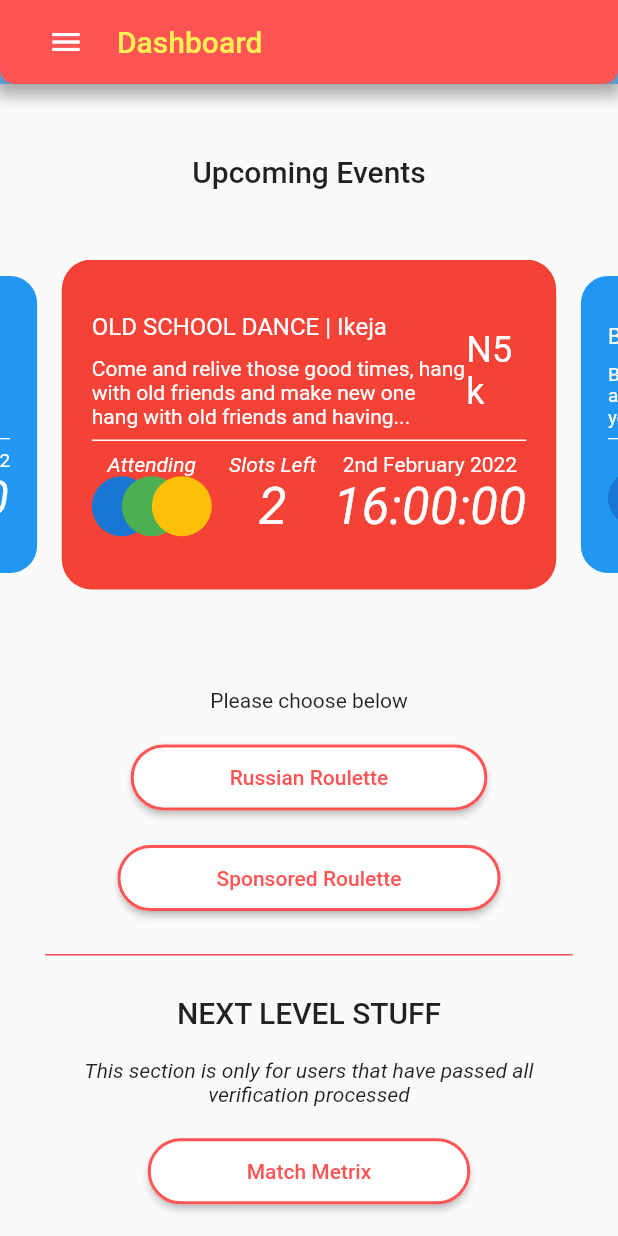
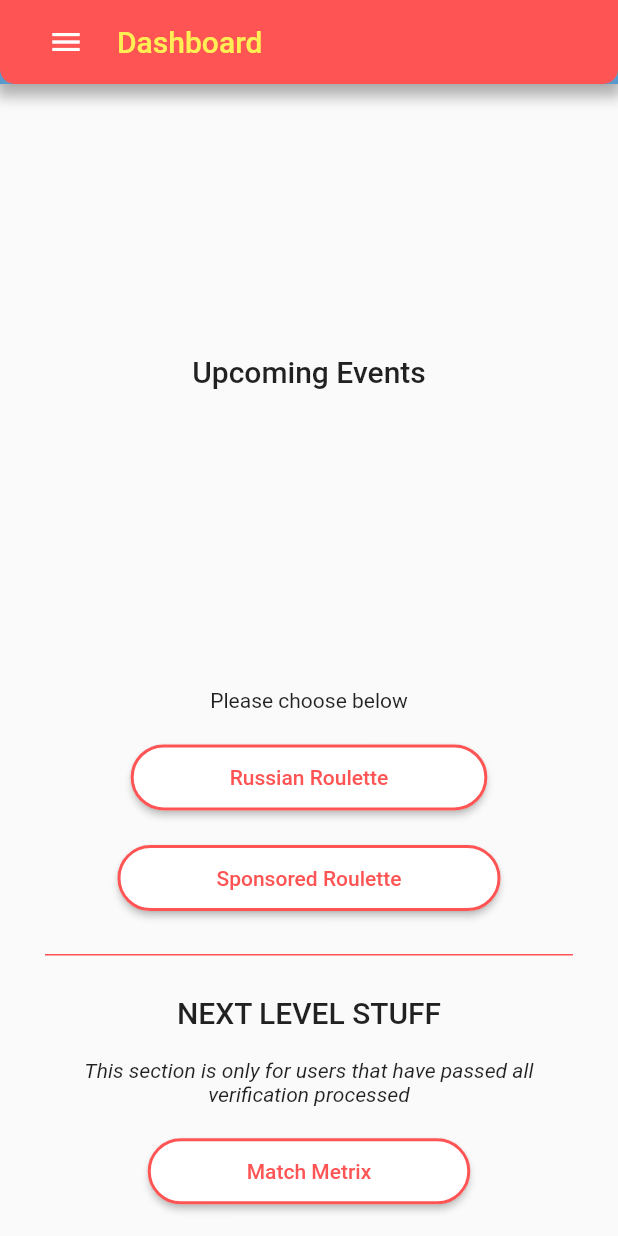
Before and after one commit to EniRox001/birddie, a Flutter app: the Dashboard screen opened directly, on a phone screen of 412 x 824 dp. Run offline on Flutter 3.47's test engine with Material 2 defaults, Android fonts, the phone set to English and light mode, and no system bars; drawn by our look-alikes of card_swiper; our stand-ins replace google_fonts, intl_phone_field; missing offline and left inert: mongo_dart.

Commit message:
created provider classes for separate features

```diff
--- a/lib/controllers/gender_dob_controllers.dart
+++ b/lib/controllers/gender_dob_controllers.dart
@@ -1,6 +1,6 @@
 import 'package:flutter/material.dart';
 
 TextEditingController dateOfBirthController = TextEditingController();
-int selectedOption = 1;
+int selectedGender = 1;
 bool termsAndConditions = false;
 bool promotionPremission = false;
--- a/lib/models/russian_roullete.dart
+++ b/lib/models/russian_roullete.dart
@@ -8,6 +8,7 @@ class RussianRoullete {
   DateTime time;
   int spendingGauge;
   String whoPays;
+  String matchState;
 
   Map<String, dynamic> toMap() {
     return {
@@ -20,6 +21,7 @@ class RussianRoullete {
       'time': time,
       'spending_gauge': spendingGauge,
       'who_pays': whoPays,
+      'matchState': matchState,
     };
   }
 
@@ -33,5 +35,6 @@ class RussianRoullete {
     this.time,
     this.spendingGauge,
     this.whoPays,
+    this.matchState,
   );
 }
--- a/lib/providers/event_provider.dart
+++ b/lib/providers/event_provider.dart
@@ -2,57 +2,65 @@ import 'package:flutter/material.dart';
 import 'package:birddie/widgets/w_event_card.dart';
 
 class Events extends ChangeNotifier {
-  late WEventCard _event;
-  final List _events = <WEventCard>[
-    WEventCard(
-      backgroundColor: Colors.red,
-      onAttendeePressed: () {},
-      location: 'Ikeja',
-      price: '5',
-      title: 'OLD SCHOOL DANCE',
-      description:
-          'Come and relive those good times, hang with old friends and make new one hang with old friends and having...',
-      slotsLeft: 2,
-      date: '2nd February 2022',
-      time: '16:00:00',
-    ),
-    WEventCard(
-      backgroundColor: Colors.blue,
-      onAttendeePressed: () {},
-      location: 'Yola',
-      price: '8',
-      title: 'BBQ DATE',
-      description:
-          'Bring that special person and have fun at the best BBQ session of the entire year...',
-      slotsLeft: 2,
-      date: '14th February 2022',
-      time: '16:00:00',
-    ),
-    WEventCard(
-      backgroundColor: Colors.blue,
-      onAttendeePressed: () {},
-      location: 'Jos',
-      price: '2',
-      title: 'BLACK PANTHER PREMIER',
-      description:
-          'Watch the premiere of the most anticipated marvel movie of the year at Fastnet cinema only...',
-      slotsLeft: 2,
-      date: '14th November 2022',
-      time: '20:00:00',
-    ),
-  ];
+  late int _id;
+  late String _title;
+  late String _description;
+  late String _price;
+  late List _attending;
+  late int _slotsLeft;
+  late String _date;
+  late String _time;
+  late bool _reserved;
 
-  WEventCard get eventCard => _event;
-  List get events => _events;
-  int get eventsLength => _events.length;
+  int get id => _id;
+  String get title => _title;
+  String get price => _price;
+  String get description => _description;
+  List get attending => _attending;
+  int get slotsLeft => _slotsLeft;
+  String get date => _date;
+  String get time => _time;
+  bool get reserved => _reserved;
+}
 
-  void setSelectedEvent(int index) {
-    _event = events[index];
-    notifyListeners();
-  }
 
-  void setReservedSlot(WEventCard eventCard) {
-    eventCard.reservedSlot = true;
-    notifyListeners();
-  }
-}
+
+// late WEventCard _event;
+//   final List _events = <WEventCard>[
+//     WEventCard(
+//       backgroundColor: Colors.red,
+//       onAttendeePressed: () {},
+//       location: 'Ikeja',
+//       price: '5',
+//       title: 'OLD SCHOOL DANCE',
+//       description:
+//           'Come and relive those good times, hang with old friends and make new one hang with old friends and having...',
+//       slotsLeft: 2,
+//       date: '2nd February 2022',
+//       time: '16:00:00',
+//     ),
+//     WEventCard(
+//       backgroundColor: Colors.blue,
+//       onAttendeePressed: () {},
+//       location: 'Yola',
+//       price: '8',
+//       title: 'BBQ DATE',
+//       description:
+//           'Bring that special person and have fun at the best BBQ session of the entire year...',
+//       slotsLeft: 2,
+//       date: '14th February 2022',
+//       time: '16:00:00',
+//     ),
+//     WEventCard(
+//       backgroundColor: Colors.blue,
+//       onAttendeePressed: () {},
+//       location: 'Jos',
+//       price: '2',
+//       title: 'BLACK PANTHER PREMIER',
+//       description:
+//           'Watch the premiere of the most anticipated marvel movie of the year at Fastnet cinema only...',
+//       slotsLeft: 2,
+//       date: '14th November 2022',
+//       time: '20:00:00',
+//     ),
+//   ];
--- a/lib/providers/russian_roulette_provider.dart
+++ b/lib/providers/russian_roulette_provider.dart
@@ -2,9 +2,72 @@ import 'package:flutter/material.dart';
 
 class RussianRoulletes extends ChangeNotifier {
   //TODO: Set up model to automatically add data to matched events
+  late String _id;
+  late int _minAge;
+  late int _maxAge;
+  late String _location;
+  late String _dateSetup;
+  late String _date;
+  late String _time;
+  late int _spendingGauge;
+  late String _whoPays;
   String _matchState = 'not matched';
 
+  String get id => _id;
+  int get minAge => _minAge;
+  int get maxAge => _maxAge;
+  String get location => _location;
+  String get dateSetup => _dateSetup;
+  String get date => _date;
+  String get time => _time;
+  int get spendingGauge => _spendingGauge;
+  String get whoPays => _whoPays;
   String get matchState => _matchState;
+
+  void setId(String id) {
+    _id = id;
+    notifyListeners();
+  }
+
+  void setMinAge(int minAge) {
+    _minAge = minAge;
+    notifyListeners();
+  }
+
+  void setMaxAge(int maxAge) {
+    _maxAge = maxAge;
+    notifyListeners();
+  }
+
+  void setLocation(String location) {
+    _location = location;
+    notifyListeners();
+  }
+
+  void setDateSetup(String dateSetup) {
+    _dateSetup = dateSetup;
+    notifyListeners();
+  }
+
+  void setDate(String date) {
+    _date = date;
+    notifyListeners();
+  }
+
+  void setTime(String time) {
+    _time = time;
+    notifyListeners();
+  }
+
+  void setSpendingGauge(int spendingGauge) {
+    _spendingGauge = spendingGauge;
+    notifyListeners();
+  }
+
+  void setWhoPays(String whoPays) {
+    _whoPays = whoPays;
+    notifyListeners();
+  }
 
   void setMatchState(String match) {
     _matchState = match;
--- a/lib/providers/user_provider.dart
+++ b/lib/providers/user_provider.dart
@@ -29,7 +29,7 @@ class User extends ChangeNotifier {
   String get smoke => _smoke;
 
   void setPhoneNumber(String number) {
-    _phoneNumber = number;
+    _phoneNumber = "+234$number";
     notifyListeners();
   }
 
--- a/lib/screens/dashboard.dart
+++ b/lib/screens/dashboard.dart
@@ -46,25 +46,26 @@ class _DashboardState extends State<Dashboard> {
                     'Upcoming Events',
                     style: Theme.of(context).textTheme.titleLarge,
                   ),
-                  SizedBox(
-                    height: 220,
-                    child: Swiper(
-                      itemCount: context.watch<Events>().eventsLength,
-                      itemBuilder: (BuildContext context, int index) {
-                        return GestureDetector(
-                          onTap: () {
-                            context.read<Events>().setSelectedEvent(index);
-                            navigate(context, const EventDetails());
-                          },
-                          child: context.watch<Events>().events[index],
-                        );
-                      },
+                  //TODO: Fix Event Card to read from events database;
+                  // SizedBox(
+                  //   height: 220,
+                  //   child: Swiper(
+                  //     itemCount: context.watch<Events>().eventsLength,
+                  //     itemBuilder: (BuildContext context, int index) {
+                  //       return GestureDetector(
+                  //         onTap: () {
+                  //           context.read<Events>().setSelectedEvent(index);
+                  //           navigate(context, const EventDetails());
+                  //         },
+                  //         child: context.watch<Events>().events[index],
+                  //       );
+                  //     },
 
-                      viewportFraction: 0.8,
-                      scale: 0.9,
-                      // autoplay: true,
-                    ),
-                  ),
+                  //     viewportFraction: 0.8,
+                  //     scale: 0.9,
+                  //     // autoplay: true,
+                  //   ),
+                  // ),
                 ],
               ),
             ),
--- a/lib/screens/otp_verification.dart
+++ b/lib/screens/otp_verification.dart
@@ -63,7 +63,7 @@ class _OtpVerificationState extends State<OtpVerification> {
                 ),
               ),
               Text(
-                '+234${context.watch<User>().phoneNumber}',
+                context.watch<User>().phoneNumber.toString(),
                 style: GoogleFonts.lato(
                   color: Colors.white,
                   fontStyle: FontStyle.italic,
--- a/lib/widgets/w_textfield.dart
+++ b/lib/widgets/w_textfield.dart
@@ -18,8 +18,9 @@ class WTextField extends StatelessWidget {
   @override
   Widget build(BuildContext context) {
     return TextFormField(
+      controller: controller,
       keyboardType: inputType,
-      inputFormatters: [],
+      inputFormatters: const [],
       decoration: InputDecoration(
         isDense: true,
         contentPadding: const EdgeInsets.all(10),
```
Also changed, not shown: lib/controllers/profile_controllers.dart (+5 -5 lines), lib/screens/gender_dob.dart (+13 -7 lines), lib/screens/user_info.dart (+10 -0 lines).
